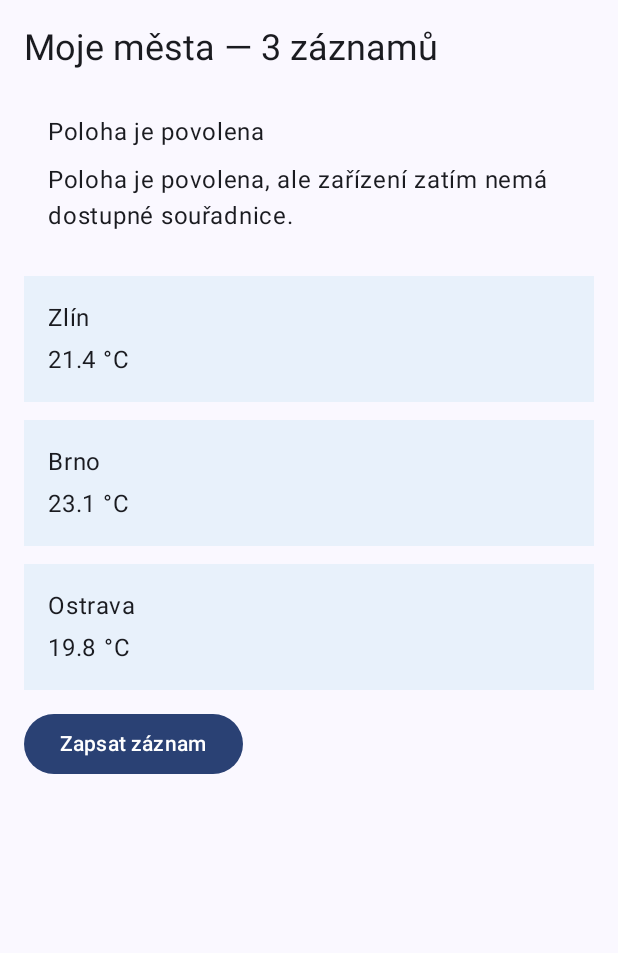
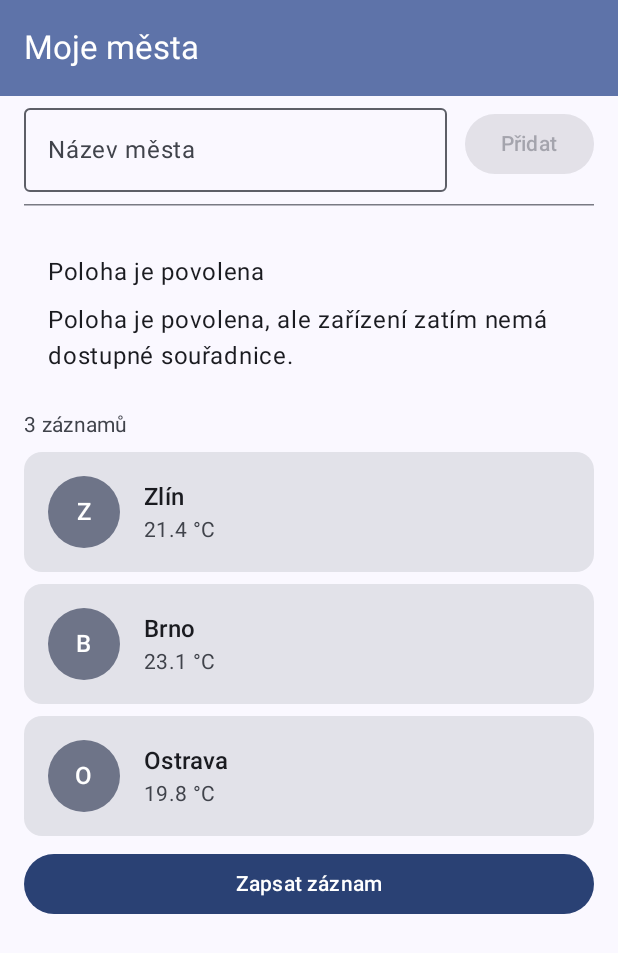
Before and after one commit to Martas666/meteodenik, an Android app built with Jetpack Compose: the screen it shows after launch (MainActivity), on a phone screen of 412 x 824 dp. Shown: the top 953 px of the screen. Run offline under Robolectric (Android 15) with nearby library versions, the phone set to English and light mode, and no system bars.

Commit message:
Lekce 07: obrazovka seznamu mest v Compose, stav hoistovany do MestaObrazovka

```diff
--- a/app/build.gradle.kts
+++ b/app/build.gradle.kts
@@ -51,4 +51,5 @@ dependencies {
     androidTestImplementation(libs.androidx.junit)
     debugImplementation(libs.androidx.compose.ui.test.manifest)
     debugImplementation(libs.androidx.compose.ui.tooling)
+    implementation(libs.androidx.compose.foundation)
 }
--- a/app/src/main/java/cz/utb/meteodenik/MainActivity.kt
+++ b/app/src/main/java/cz/utb/meteodenik/MainActivity.kt
@@ -6,12 +6,8 @@ import android.util.Log
 import androidx.activity.ComponentActivity
 import androidx.activity.compose.setContent
 import androidx.activity.enableEdgeToEdge
-import androidx.compose.foundation.layout.fillMaxSize
-import androidx.compose.foundation.layout.padding
-import androidx.compose.material3.Scaffold
-import androidx.compose.ui.Modifier
 import androidx.core.content.ContextCompat
-import cz.utb.meteodenik.ui.SeznamMestObrazovka
+import cz.utb.meteodenik.ui.MestaObrazovka
 import cz.utb.meteodenik.ui.theme.MeteoDenikTheme
 
 private const val TAG = "Cyklus"
@@ -19,35 +15,38 @@ private const val TAG = "Cyklus"
 class MainActivity : ComponentActivity() {
 
     private val receiver = ZaznamUlozenReceiver { mesto ->
-        Log.d(TAG, "MainActivity dostala zprávu o uložení: $mesto")
+        Log.d(
+            TAG,
+            "MainActivity dostala zprávu o uložení: $mesto"
+        )
     }
 
     override fun onCreate(savedInstanceState: Bundle?) {
         super.onCreate(savedInstanceState)
 
-        Log.d(TAG, "MainActivity onCreate (savedInstanceState = $savedInstanceState)")
-
+        Log.d(
+            TAG,
+            "MainActivity onCreate (savedInstanceState = $savedInstanceState)"
+        )
         enableEdgeToEdge()
-
         setContent {
             MeteoDenikTheme {
-                Scaffold(modifier = Modifier.fillMaxSize()) { innerPadding ->
-                    SeznamMestObrazovka(
-                        modifier = Modifier.padding(innerPadding)
-                    )
-                }
+                MestaObrazovka()
             }
         }
     }
 
     override fun onStart() {
         super.onStart()
+
         Log.d(TAG, "MainActivity onStart")
 
         ContextCompat.registerReceiver(
             this,
             receiver,
-            IntentFilter(ZaznamUlozenReceiver.ACTION_ZAZNAM_ULOZEN),
+            IntentFilter(
+                ZaznamUlozenReceiver.ACTION_ZAZNAM_ULOZEN
+            ),
             ContextCompat.RECEIVER_NOT_EXPORTED
         )
     }
@@ -64,6 +63,7 @@ class MainActivity : ComponentActivity() {
 
     override fun onStop() {
         super.onStop()
+
         Log.d(TAG, "MainActivity onStop")
 
         unregisterReceiver(receiver)
@@ -76,6 +76,10 @@ class MainActivity : ComponentActivity() {
 
     override fun onDestroy() {
         super.onDestroy()
-        Log.d(TAG, "MainActivity onDestroy (isFinishing = $isFinishing)")
+
+        Log.d(
+            TAG,
+            "MainActivity onDestroy (isFinishing = $isFinishing)"
+        )
     }
 }
--- a/app/src/main/java/cz/utb/meteodenik/model/Mesto.kt
+++ b/app/src/main/java/cz/utb/meteodenik/model/Mesto.kt
@@ -1,12 +1,14 @@
 package cz.utb.meteodenik.model
 
 data class Mesto(
+    val id: Int,
     val nazev: String,
-    val teplota: Double
+    val teplotaC: Double?
 )
 
-val UKAZKOVA_MESTA = listOf(
-    Mesto("Zlín", 21.4),
-    Mesto("Brno", 23.1),
-    Mesto("Ostrava", 19.8)
-)
+
+//val UKAZKOVA_MESTA = listOf(
+//    Mesto("Zlín", 21.4),
+//    Mesto("Brno", 23.1),
+//    Mesto("Ostrava", 19.8)
+//)
--- /dev/null
+++ b/app/src/main/java/cz/utb/meteodenik/ui/MetaScreen.kt
@@ -0,0 +1,453 @@
+package cz.utb.meteodenik.ui
+
+import android.content.Intent
+import android.content.res.Configuration
+import androidx.compose.foundation.background
+import androidx.compose.foundation.layout.Arrangement
+import androidx.compose.foundation.layout.Box
+import androidx.compose.foundation.layout.Column
+import androidx.compose.foundation.layout.PaddingValues
+import androidx.compose.foundation.layout.Row
+import androidx.compose.foundation.layout.Spacer
+import androidx.compose.foundation.layout.fillMaxSize
+import androidx.compose.foundation.layout.fillMaxWidth
+import androidx.compose.foundation.layout.padding
+import androidx.compose.foundation.layout.size
+import androidx.compose.foundation.layout.width
+import androidx.compose.foundation.lazy.LazyColumn
+import androidx.compose.foundation.lazy.items
+import androidx.compose.foundation.shape.CircleShape
+import androidx.compose.material3.Button
+import androidx.compose.material3.Card
+import androidx.compose.material3.ExperimentalMaterial3Api
+import androidx.compose.material3.HorizontalDivider
+import androidx.compose.material3.MaterialTheme
+import androidx.compose.material3.OutlinedTextField
+import androidx.compose.material3.Scaffold
+import androidx.compose.material3.Text
+import androidx.compose.material3.TopAppBar
+import androidx.compose.material3.TopAppBarDefaults
+import androidx.compose.runtime.Composable
+import androidx.compose.runtime.getValue
+import androidx.compose.runtime.mutableStateOf
+import androidx.compose.runtime.remember
+import androidx.compose.runtime.saveable.rememberSaveable
+import androidx.compose.runtime.setValue
+import androidx.compose.ui.Alignment
+import androidx.compose.ui.Modifier
+import androidx.compose.ui.draw.clip
+import androidx.compose.ui.platform.LocalContext
+import androidx.compose.ui.res.pluralStringResource
+import androidx.compose.ui.res.stringResource
+import androidx.compose.ui.semantics.contentDescription
+import androidx.compose.ui.semantics.semantics
+import androidx.compose.ui.text.style.TextOverflow
+import androidx.compose.ui.tooling.preview.Preview
+import androidx.compose.ui.unit.dp
+import cz.utb.meteodenik.DetailMestaActivity
+import cz.utb.meteodenik.R
+import cz.utb.meteodenik.ZaznamUlozenReceiver
+import cz.utb.meteodenik.model.Mesto
+import cz.utb.meteodenik.ui.theme.MeteoDenikTheme
+
+// Původní města z lekce 05 zůstávají zachovaná.
+internal val ukazkovaMesta = listOf(
+    Mesto(id = 1, nazev = "Zlín", teplotaC = 21.4),
+    Mesto(id = 2, nazev = "Brno", teplotaC = 23.1),
+    Mesto(id = 3, nazev = "Ostrava", teplotaC = 19.8)
+)
+
+// Blok C – karta jednoho města.
+@Composable
+fun MestoKarta(
+    mesto: Mesto,
+    onOtevrit: () -> Unit,
+    modifier: Modifier = Modifier
+) {
+    val popisAvatara = stringResource(
+        R.string.mesto_avatar_popis
+    )
+
+    Card(
+        onClick = onOtevrit,
+        modifier = modifier.fillMaxWidth()
+    ) {
+        Row(
+            modifier = Modifier.padding(16.dp),
+            verticalAlignment = Alignment.CenterVertically
+        ) {
+            Box(
+                modifier = Modifier
+                    .size(48.dp)
+                    .clip(CircleShape)
+                    .background(
+                        MaterialTheme.colorScheme.secondaryContainer
+                    )
+                    .semantics {
+                        contentDescription =
+                            "$popisAvatara: ${mesto.nazev}"
+                    },
+                contentAlignment = Alignment.Center
+            ) {
+                Text(
+                    text = mesto.nazev.take(1).uppercase(),
+                    style = MaterialTheme.typography.titleMedium,
+                    color = MaterialTheme.colorScheme.onSecondaryContainer
+                )
+            }
+
+            Spacer(modifier = Modifier.width(16.dp))
+
+            Column(modifier = Modifier.weight(1f)) {
+                Text(
+                    text = mesto.nazev,
+                    style = MaterialTheme.typography.titleMedium,
+                    maxLines = 1,
+                    overflow = TextOverflow.Ellipsis
+                )
+
+                val teplota = mesto.teplotaC
+
+                Text(
+                    text = if (teplota != null) {
+                        stringResource(
+                            R.string.mesto_teplota,
+                            teplota
+                        )
+                    } else {
+                        stringResource(
+                            R.string.mesto_teplota_neznama
+                        )
+                    },
+                    style = MaterialTheme.typography.bodyMedium,
+                    color = MaterialTheme.colorScheme.onSurfaceVariant
+                )
+            }
+        }
+    }
+}
+
+// Blok D – bezstavový řádek pro přidání města.
+@Composable
+fun PridatMestoRadek(
+    nazev: String,
+    onNazevChange: (String) -> Unit,
+    onPridat: () -> Unit,
+    modifier: Modifier = Modifier
+) {
+    Row(
+        modifier = modifier.fillMaxWidth(),
+        verticalAlignment = Alignment.CenterVertically
+    ) {
+        OutlinedTextField(
+            value = nazev,
+            onValueChange = onNazevChange,
+            label = {
+                Text(
+                    text = stringResource(
+                        R.string.mesto_pole_label
+                    )
+                )
+            },
+            singleLine = true,
+            modifier = Modifier.weight(1f)
+        )
+
+        Spacer(modifier = Modifier.width(12.dp))
+
+        Button(
+            onClick = onPridat,
+            enabled = nazev.isNotBlank()
+        ) {
+            Text(
+                text = stringResource(R.string.mesto_pridat)
+            )
+        }
+    }
+}
+
+// Blok E – posuvný seznam s unikátními klíči.
+@Composable
+fun MestaSeznam(
+    mesta: List<Mesto>,
+    onOtevritMesto: (Mesto) -> Unit,
+    onZapsatZaznam: () -> Unit,
+    modifier: Modifier = Modifier,
+    polohaObsah: @Composable () -> Unit = {}
+) {
+    LazyColumn(
+        modifier = modifier.fillMaxWidth(),
+        contentPadding = PaddingValues(vertical = 8.dp),
+        verticalArrangement = Arrangement.spacedBy(8.dp)
+    ) {
+        // Funkcionalita z lekce 06.
+        item(key = "poloha") {
+            polohaObsah()
+        }
+
+        // Lokalizovaný počet z lekce 06.
+        item(key = "pocet") {
+            Text(
+                text = pluralStringResource(
+                    R.plurals.pocet_zaznamu,
+                    mesta.size,
+                    mesta.size
+                ),
+                style = MaterialTheme.typography.bodyMedium,
+                color = MaterialTheme.colorScheme.onSurfaceVariant
+            )
+        }
+
+        if (mesta.isEmpty()) {
+            item(key = "prazdno") {
+                Text(
+                    text = stringResource(R.string.mesta_prazdno),
+                    style = MaterialTheme.typography.bodyMedium,
+                    color = MaterialTheme.colorScheme.onSurfaceVariant,
+                    modifier = Modifier.padding(vertical = 32.dp)
+                )
+            }
+        }
+
+        items(
+            items = mesta,
+            key = { mesto -> mesto.id }
+        ) { mesto ->
+            MestoKarta(
+                mesto = mesto,
+                onOtevrit = {
+                    onOtevritMesto(mesto)
+                }
+            )
+        }
+
+        // Tlačítko pro BroadcastReceiver z lekce 05.
+        item(key = "broadcast") {
+            Button(
+                onClick = onZapsatZaznam,
+                enabled = mesta.isNotEmpty(),
+                modifier = Modifier.fillMaxWidth()
+            ) {
+                Text(
+                    text = stringResource(R.string.poslat_zpravu)
+                )
+            }
+        }
+    }
+}
+
+// Blok F – bezstavový obsah obrazovky.
+@OptIn(ExperimentalMaterial3Api::class)
+@Composable
+fun MestaObsah(
+    mesta: List<Mesto>,
+    novyNazev: String,
+    onNovyNazevChange: (String) -> Unit,
+    onPridatMesto: () -> Unit,
+    onOtevritMesto: (Mesto) -> Unit,
+    onZapsatZaznam: () -> Unit,
+    modifier: Modifier = Modifier,
+    polohaObsah: @Composable () -> Unit = {}
+) {
+    Scaffold(
+        modifier = modifier.fillMaxSize(),
+        topBar = {
+            TopAppBar(
+                title = {
+                    Text(
+                        text = stringResource(R.string.mesta_titulek)
+                    )
+                },
+                colors = TopAppBarDefaults.topAppBarColors(
+                    containerColor =
+                        MaterialTheme.colorScheme.primaryContainer,
+                    titleContentColor =
+                        MaterialTheme.colorScheme.onPrimaryContainer
+                )
+            )
+        }
+    ) { innerPadding ->
+        Column(
+            modifier = Modifier
+                .fillMaxSize()
+                .padding(innerPadding)
+                .padding(horizontal = 16.dp)
+        ) {
+            PridatMestoRadek(
+                nazev = novyNazev,
+                onNazevChange = onNovyNazevChange,
+                onPridat = onPridatMesto
+            )
+
+            HorizontalDivider(
+                modifier = Modifier.padding(vertical = 8.dp)
+            )
+
+            MestaSeznam(
+                mesta = mesta,
+                onOtevritMesto = onOtevritMesto,
+                onZapsatZaznam = onZapsatZaznam,
+                modifier = Modifier.weight(1f),
+                polohaObsah = polohaObsah
+            )
+        }
+    }
+}
+
+// Jediné místo v tomto souboru, které drží stav.
+@Composable
+fun MestaObrazovka(modifier: Modifier = Modifier) {
+
+    val context = LocalContext.current
+
+    var novyNazev by rememberSaveable {
+        mutableStateOf("")
+    }
+
+    var mesta by remember {
+        mutableStateOf(ukazkovaMesta)
+    }
+
+    MestaObsah(
+        mesta = mesta,
+        novyNazev = novyNazev,
+
+        onNovyNazevChange = {
+            novyNazev = it
+        },
+
+        onPridatMesto = {
+            val nazev = novyNazev.trim()
+
+            if (nazev.isNotEmpty()) {
+                val noveId =
+                    (mesta.maxOfOrNull { it.id } ?: 0) + 1
+
+                mesta = mesta + Mesto(
+                    id = noveId,
+                    nazev = nazev,
+                    teplotaC = null
+                )
+
+                novyNazev = ""
+            }
+        },
+
+        // Explicitní Intent z lekce 05.
+        onOtevritMesto = { mesto ->
+            val intent = Intent(
+                context,
+                DetailMestaActivity::class.java
+            ).apply {
+                putExtra(
+                    DetailMestaActivity.EXTRA_MESTO,
+                    mesto.nazev
+                )
+                putExtra(
+                    DetailMestaActivity.EXTRA_TEPLOTA,
+                    mesto.teplotaC ?: Double.NaN
+                )
+            }
+
+            context.startActivity(intent)
+        },
+
+        // BroadcastReceiver z lekce 05.
+        onZapsatZaznam = {
+            val prvniMesto = mesta.firstOrNull()
+
+            if (prvniMesto != null) {
+                val intent = Intent(
+                    ZaznamUlozenReceiver.ACTION_ZAZNAM_ULOZEN
+                ).apply {
+                    setPackage(context.packageName)
+                    putExtra(
+                        ZaznamUlozenReceiver.EXTRA_MESTO,
+                        prvniMesto.nazev
+                    )
+                }
+
+                context.sendBroadcast(intent)
+            }
+        },
+
+        modifier = modifier,
+
+        // Oprávnění a zobrazení polohy z lekce 06.
+        polohaObsah = {
+            PolohaKarta(onPolohaPovolena = {})
+        }
+    )
+}
+
+// Náhled karty.
+@Preview(name = "Karta – světlá", showBackground = true)
+@Preview(
+    name = "Karta – tmavá",
+    showBackground = true,
+    uiMode = Configuration.UI_MODE_NIGHT_YES
+)
+@Composable
+private fun MestoKartaPreview() {
+    MeteoDenikTheme {
+        MestoKarta(
+            mesto = ukazkovaMesta.first(),
+            onOtevrit = {},
+            modifier = Modifier.padding(16.dp)
+        )
+    }
+}
+
+// Náhled města bez teploty.
+@Preview(name = "Neznámá teplota", showBackground = true)
+@Composable
+private fun MestoBezTeplotyPreview() {
+    MeteoDenikTheme {
+        MestoKarta(
+            mesto = Mesto(
+                id = 4,
+                nazev = "Uherské Hradiště",
+                teplotaC = null
+            ),
+            onOtevrit = {},
+            modifier = Modifier.padding(16.dp)
+        )
+    }
+}
+
+// Náhled celé obrazovky.
+@Preview(name = "Obrazovka – světlá", showBackground = true)
+@Preview(
+    name = "Obrazovka – tmavá",
+    showBackground = true,
+    uiMode = Configuration.UI_MODE_NIGHT_YES
+)
+@Composable
+private fun MestaObsahPreview() {
+    MeteoDenikTheme {
+        MestaObsah(
+            mesta = ukazkovaMesta,
+            novyNazev = "Otrokovice",
+            onNovyNazevChange = {},
+            onPridatMesto = {},
+            onOtevritMesto = {},
+            onZapsatZaznam = {}
+        )
+    }
+}
+
+// Náhled prázdného seznamu.
+@Preview(name = "Prázdný seznam", showBackground = true)
+@Composable
+private fun MestaObsahPrazdnaPreview() {
+    MeteoDenikTheme {
+        MestaObsah(
+            mesta = emptyList(),
+            novyNazev = "",
+            onNovyNazevChange = {},
+            onPridatMesto = {},
+            onOtevritMesto = {},
+            onZapsatZaznam = {}
+        )
+    }
+}
--- a/app/src/main/java/cz/utb/meteodenik/ui/SeznamMestObrazovka.kt
+++ /dev/null
@@ -1,112 +0,0 @@
-package cz.utb.meteodenik.ui
-
-import android.content.Intent
-import androidx.compose.foundation.background
-import androidx.compose.foundation.clickable
-import androidx.compose.foundation.layout.Arrangement
-import androidx.compose.foundation.layout.Column
-import androidx.compose.foundation.layout.fillMaxWidth
-import androidx.compose.foundation.layout.padding
-import androidx.compose.material3.Button
-import androidx.compose.material3.MaterialTheme
-import androidx.compose.material3.Text
-import androidx.compose.runtime.Composable
-import androidx.compose.ui.Modifier
-import androidx.compose.ui.platform.LocalContext
-import androidx.compose.ui.res.colorResource
-import androidx.compose.ui.res.pluralStringResource
-import androidx.compose.ui.res.stringResource
-import androidx.compose.ui.unit.dp
-import cz.utb.meteodenik.DetailMestaActivity
-import cz.utb.meteodenik.R
-import cz.utb.meteodenik.ZaznamUlozenReceiver
-import cz.utb.meteodenik.model.UKAZKOVA_MESTA
-
-@Composable
-fun SeznamMestObrazovka(modifier: Modifier = Modifier) {
-
-    val context = LocalContext.current
-    val pocet = UKAZKOVA_MESTA.size
-
-    Column(
-        modifier = modifier.padding(16.dp),
-        verticalArrangement = Arrangement.spacedBy(12.dp)
-    ) {
-        Text(
-            text = stringResource(
-                R.string.seznam_titulek_pocet,
-                pluralStringResource(
-                    R.plurals.pocet_zaznamu,
-                    pocet,
-                    pocet
-                )
-            ),
-            style = MaterialTheme.typography.headlineSmall
-        )
-
-        PolohaKarta(onPolohaPovolena = {})
-
-        UKAZKOVA_MESTA.forEach { mesto ->
-            Column(
-                modifier = Modifier
-                    .fillMaxWidth()
-                    .background(
-                        colorResource(R.color.pozadi_karty)
-                    )
-                    .clickable {
-                        val intent = Intent(
-                            context,
-                            DetailMestaActivity::class.java
-                        ).apply {
-                            putExtra(
-                                DetailMestaActivity.EXTRA_MESTO,
-                                mesto.nazev
-                            )
-                            putExtra(
-                                DetailMestaActivity.EXTRA_TEPLOTA,
-                                mesto.teplota
-                            )
-                        }
-
-                        context.startActivity(intent)
-                    }
-                    .padding(16.dp),
-                verticalArrangement = Arrangement.spacedBy(4.dp)
-            ) {
-                Text(
-                    text = mesto.nazev,
-                    color = MaterialTheme.colorScheme.onSurface
-                )
-
-                Text(
-                    text = stringResource(
-                        R.string.teplota_format,
-                        mesto.teplota
-                    ),
-                    color = MaterialTheme.colorScheme.onSurface
-                )
-            }
-        }
-
-        Button(
-            onClick = {
-                val intent = Intent(
-                    ZaznamUlozenReceiver.ACTION_ZAZNAM_ULOZEN
-                ).apply {
-                    setPackage(context.packageName)
-
-                    putExtra(
-                        ZaznamUlozenReceiver.EXTRA_MESTO,
-                        UKAZKOVA_MESTA.first().nazev
-                    )
-                }
-
-                context.sendBroadcast(intent)
-            }
-        ) {
-            Text(
-                text = stringResource(R.string.poslat_zpravu)
-            )
-        }
-    }
-}
--- a/app/src/main/res/values/strings.xml
+++ b/app/src/main/res/values/strings.xml
@@ -32,4 +32,18 @@
     </plurals>
     <string name="detail_souhrn">%1$s má právě %2$.1f °C</string>
 
+
+    <!-- Lekce 07 – seznam měst -->
+    <string name="mesta_titulek">Moje města</string>
+    <string name="mesta_prazdno">Zatím tu není žádné město. Přidejte první.</string>
+    <string name="mesto_pole_label">Název města</string>
+    <string name="mesto_pridat">Přidat</string>
+    <string name="mesto_teplota">%1$.1f °C</string>
+    <string name="mesto_teplota_neznama">Teplotu zatím neznáme</string>
+    <string name="mesto_avatar_popis">Značka města</string>
+
+    <!-- Sdílení města bez známé teploty -->
+    <string name="sdileny_text_bez_teploty">%1$s: teplotu zatím neznáme — zapsáno v MeteoDeníku</string>
+
+
 </resources>
--- a/gradle/libs.versions.toml
+++ b/gradle/libs.versions.toml
@@ -24,6 +24,7 @@ androidx-compose-ui-tooling-preview = { group = "androidx.compose.ui", name = "u
 androidx-compose-ui-test-manifest = { group = "androidx.compose.ui", name = "ui-test-manifest" }
 androidx-compose-ui-test-junit4 = { group = "androidx.compose.ui", name = "ui-test-junit4" }
 androidx-compose-material3 = { group = "androidx.compose.material3", name = "material3" }
+androidx-compose-foundation = { group = "androidx.compose.foundation", name = "foundation" }
 
 [plugins]
 android-application = { id = "com.android.application", version.ref = "agp" }
```
Also changed, not shown: app/src/main/java/cz/utb/meteodenik/ui/DetailObrazovka.kt (+12 -5 lines), 1 other file.
